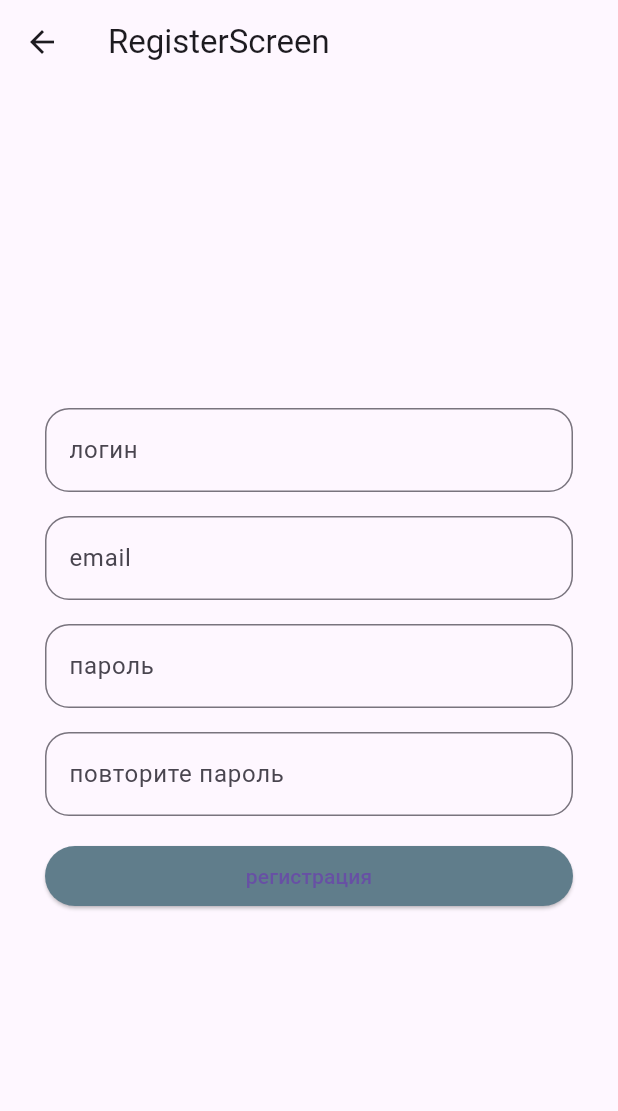
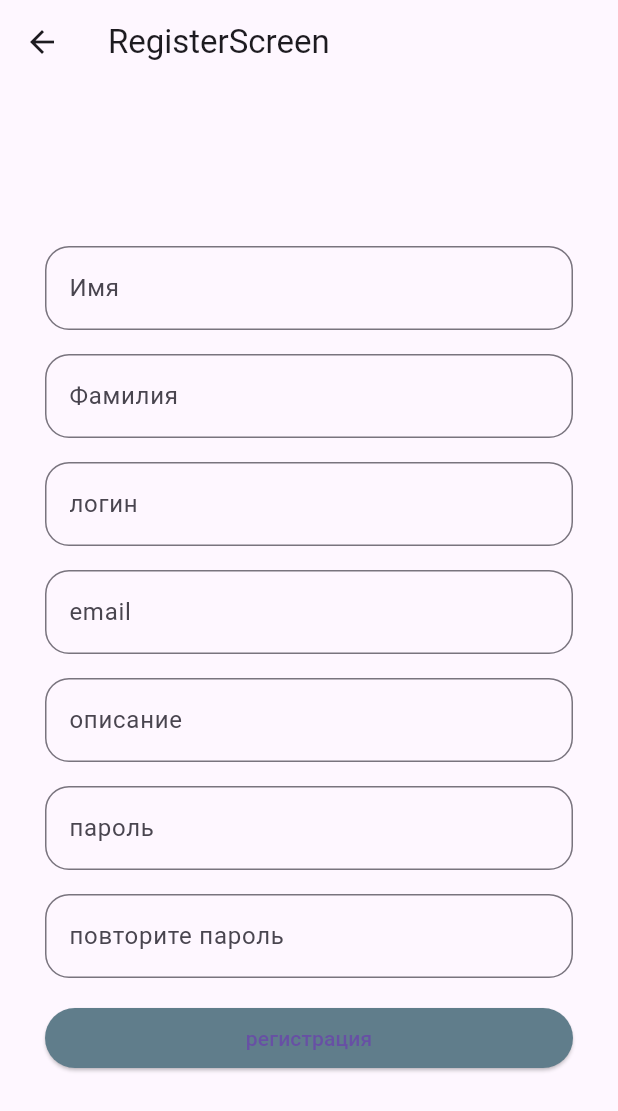
Before and after one commit to Asliddin009/hantaton, a Flutter app: the RegisterScreen screen opened directly, on a phone screen of 412 x 824 dp. Shown: the top 1111 px of the screen. Run offline on Flutter 3.47's test engine with Material 2 defaults, Android fonts, the light colour scheme and no system bars; our stand-ins replace animated_bottom_navigation_bar, awesome_notifications, dio, flutter_bloc, flutter_map, flutter_svg and 9 more; network calls fail.

Commit message:
added domain and data logic for auth

```diff
--- a/lib/app/data/main_app_config.dart
+++ b/lib/app/data/main_app_config.dart
@@ -5,7 +5,7 @@ import 'package:injectable/injectable.dart';
 @prod
 class ProdAppConfig implements AppConfig {
   @override
-  String get baseUrl => "http://10.0.2.2";
+  String get baseUrl => "http://85.95.190.206:8000/api/v1/";
 
   @override
   String get host => Environment.prod;
--- a/lib/app/domain/app_api.dart
+++ b/lib/app/domain/app_api.dart
@@ -2,14 +2,12 @@ import 'package:dio/dio.dart';
 
 abstract class AppApi {
   Future<dynamic> signUp({
-    required String password,
-    required String username,
-    required String email,
+    required Map<String,dynamic> data,
   });
 
   Future<dynamic> signIn({
     required String password,
-    required String username,
+    required String email,
   });
 
   Future<dynamic> getProfile();
--- a/lib/app/domain/notification/notification_controller.dart
+++ b/lib/app/domain/notification/notification_controller.dart
@@ -198,7 +198,7 @@ class NotificationController {
               isDangerousOption: true)
         ],
         schedule: NotificationCalendar.fromDate(
-            date: dateTime??DateTime.now().add(const Duration(seconds: 1))));
+            date: dateTime??DateTime.now().add( const Duration(seconds: 1))));
   }
 
   static Future<void> resetBadgeCounter() async {
--- a/lib/app/ui/root_screen.dart
+++ b/lib/app/ui/root_screen.dart
@@ -3,6 +3,8 @@ import 'package:hantaton_app/feature/auth/ui/components/auth_builder.dart';
 import 'package:hantaton_app/feature/auth/ui/welcome_screen.dart';
 import 'package:hantaton_app/feature/main/ui/main_screen.dart';
 import 'package:flutter/material.dart';
+
+import '../../feature/auth/ui/login_screen.dart';
 
 class RootScreen extends StatelessWidget {
   const RootScreen({Key? key}) : super(key: key);
@@ -10,7 +12,7 @@ class RootScreen extends StatelessWidget {
   @override
   Widget build(BuildContext context) {
     return AuthBuilder(
-      isNotAuthorized: (context) =>const WelcomeScreen(),
+      isNotAuthorized: (context) => LoginScreen(),
       isWaiting: (context) => const AppLoader(),
       isAuthorized: (context, value, child) =>  MainScreen(),
     );
--- a/lib/feature/auth/data/dto/user_dto.dart
+++ b/lib/feature/auth/data/dto/user_dto.dart
@@ -26,9 +26,8 @@ class UserDto {
 
   UserEntity toEntity() {
     return UserEntity(
-      email: email.toString(),
       username: username.toString(),
-      id: id.toString(),
+      id: 0,
       accessToken: accessToken,
       refreshToken: refreshToken,
     );
--- /dev/null
+++ b/lib/feature/auth/domain/entities/token_entity/token_entity.dart
@@ -0,0 +1,17 @@
+import 'package:flutter/cupertino.dart';
+import 'package:freezed_annotation/freezed_annotation.dart';
+
+part 'token_entity.freezed.dart';
+
+part 'token_entity.g.dart';
+
+@freezed
+class TokenEntity with _$TokenEntity {
+  const factory TokenEntity({
+    String? access,
+    String? refresh,
+  }) = _TokenEntity;
+
+  factory TokenEntity.fromJson(Map<String, dynamic> json) =>
+      _$TokenEntityFromJson(json);
+}
--- a/lib/feature/auth/domain/entities/user_entity/user_entity.dart
+++ b/lib/feature/auth/domain/entities/user_entity/user_entity.dart
@@ -8,9 +8,12 @@ part 'user_entity.g.dart';
 @freezed
 class UserEntity with _$UserEntity {
   const factory UserEntity({
-    required String email,
     required String username,
-    required String id,
+     String? description,
+     String? photo,
+    required int id,
+    String? first_name,
+    String? last_name,
     String? accessToken,
     String? refreshToken,
     @JsonKey(ignore: true) AsyncSnapshot? userState,
--- a/lib/feature/auth/ui/login_screen.dart
+++ b/lib/feature/auth/ui/login_screen.dart
@@ -1,9 +1,7 @@
-import 'package:hantaton_app/app/di/init_di.dart';
 import 'package:hantaton_app/feature/auth/domain/auth_state/auth_cubit.dart';
 import 'package:hantaton_app/feature/auth/ui/register_screen.dart';
 import 'package:flutter/material.dart';
 import 'package:flutter_bloc/flutter_bloc.dart';
-import 'package:hantaton_app/feature/auth/ui/user_screen.dart';
 
 import '../../../app/ui/components/app_text_button.dart';
 import '../../../app/ui/components/app_text_field.dart';
@@ -61,7 +59,7 @@ class LoginScreen extends StatelessWidget {
   }
 
   void _onTapToSignIn(AuthCubit authCubit) => authCubit.signIn(
-        username: controllerLogin.text,
+        email: controllerLogin.text,
         password: controllerPassword.text,
       );
 }
--- a/lib/feature/auth/ui/register_screen.dart
+++ b/lib/feature/auth/ui/register_screen.dart
@@ -9,7 +9,11 @@ class RegisterScreen extends StatelessWidget {
   RegisterScreen({Key? key}) : super(key: key);
 
   final controllerLogin = TextEditingController();
+  final controllerFirstName = TextEditingController();
+  final controllerLastName = TextEditingController();
   final controllerEmail = TextEditingController();
+  final controllerDescription = TextEditingController();
+
   final controllerPassword = TextEditingController();
   final controllerPassword2 = TextEditingController();
   final GlobalKey<FormState> formKey = GlobalKey();
@@ -26,9 +30,15 @@ class RegisterScreen extends StatelessWidget {
             child: Column(
               mainAxisSize: MainAxisSize.min,
               children: [
+                AppTextField(controller: controllerFirstName, labelText: "Имя"),
+                const SizedBox(height: 16),
+                AppTextField(controller: controllerLastName, labelText: "Фамилия"),
+                const SizedBox(height: 16),
                 AppTextField(controller: controllerLogin, labelText: "логин"),
                 const SizedBox(height: 16),
                 AppTextField(controller: controllerEmail, labelText: "email"),
+                const SizedBox(height: 16),
+                AppTextField(controller: controllerDescription, labelText: "описание"),
                 const SizedBox(height: 16),
                 AppTextField(
                   obscureText: true,
@@ -68,6 +78,7 @@ class RegisterScreen extends StatelessWidget {
   void _onTapToSignUp(AuthCubit authCubit) => authCubit.signUp(
         username: controllerLogin.text,
         password: controllerPassword.text,
-        email: controllerEmail.text,
+        email: controllerEmail.text, rePassword: controllerPassword2.text, description: controllerDescription.text, firstName: controllerFirstName.text,lastName: controllerLastName.text,
+
       );
 }
--- a/lib/feature/auth/ui/user_screen.dart
+++ b/lib/feature/auth/ui/user_screen.dart
@@ -49,7 +49,7 @@ class UserScreen extends StatelessWidget {
                         color: Colors.white,
                           child: SvgPicture.asset('assets/account.svg')
                       ),
-                      CircleAvatar(
+                      const CircleAvatar(
                           backgroundColor: Colors.transparent,
                           radius: 68,
                           backgroundImage: NetworkImage('https://i.stack.imgur.com/UHa1c.png'),
```
Also changed, not shown: lib/app/data/dio_app_api.dart (+7 -14 lines), lib/feature/auth/data/network_auth_repository.dart (+24 -10 lines), lib/feature/auth/domain/auth_repository.dart (+6 -2 lines), lib/feature/auth/domain/auth_state/auth_cubit.dart (+33 -12 lines), lib/feature/home/ui/home_screen.dart (+17 -5 lines), lib/feature/main/ui/main_screen.dart (+1 -6 lines), lib/feature/auth/domain/entities/token_entity/token_entity.freezed.dart (added), lib/feature/auth/domain/entities/token_entity/token_entity.g.dart (added), lib/feature/auth/domain/entities/user_entity/user_entity.freezed.dart, lib/feature/auth/domain/entities/user_entity/user_entity.g.dart.
